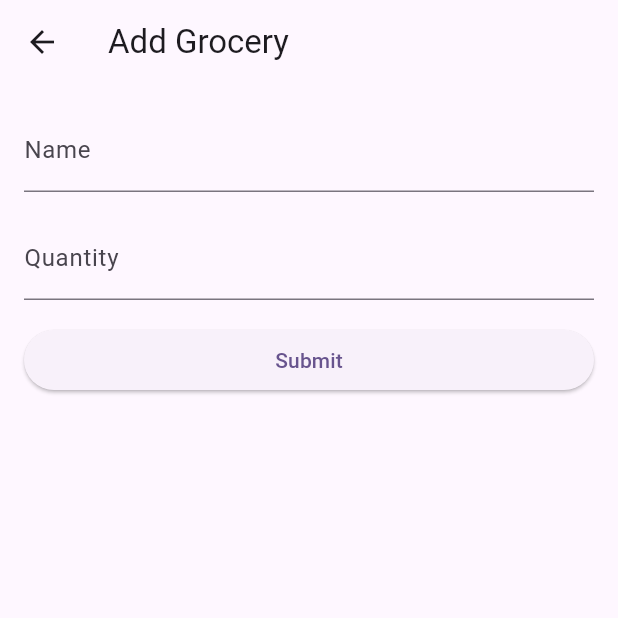
After one commit to Uvilager/ide-gas, a Flutter app: the AddGroceryScreen screen opened directly, after a tap on "Submit", on a phone screen of 412 x 824 dp, the top half of it. The commit adds this screen. Run offline on Flutter 3.47's test engine with Material 3 defaults, Android fonts, the phone set to English and light mode, and no system bars; our stand-ins replace flutter_riverpod; network calls fail.

Commit message:
Add new Grocery widget form

```diff
--- a/frontend/lib/providers/grocery_repository.dart
+++ b/frontend/lib/providers/grocery_repository.dart
@@ -12,7 +12,6 @@ class GroceryRepository {
       final List<dynamic> data = json.decode(response.body);
       final List<Grocery> groceries =
           data.map((item) => Grocery.fromMap(item)).toList();
-      print(groceries);
       return groceries;
     } else {
       throw Exception('Failed to fetch groceries');
--- /dev/null
+++ b/frontend/lib/screens/add_grocery_screen.dart
@@ -0,0 +1,17 @@
+import 'package:flutter/material.dart';
+
+import 'package:frontend/widgets/add_form_widget.dart';
+
+class AddGroceryScreen extends StatelessWidget {
+  const AddGroceryScreen({super.key});
+
+  @override
+  Widget build(BuildContext context) {
+    return Scaffold(
+      appBar: AppBar(
+        title: const Text('Add Grocery'),
+      ),
+      body: const AddGroceryWidget(),
+    );
+  }
+}
--- a/frontend/lib/screens/groceries_screen.dart
+++ b/frontend/lib/screens/groceries_screen.dart
@@ -1,7 +1,9 @@
 import 'package:flutter/material.dart';
 import 'package:flutter_riverpod/flutter_riverpod.dart';
+
 import 'package:frontend/models/grocery_model.dart';
 import 'package:frontend/providers/grocery_repository.dart';
+import 'package:frontend/screens/add_grocery_screen.dart';
 import 'package:frontend/widgets/grocery_widget.dart';
 
 class GroceriesScreen extends ConsumerWidget {
@@ -26,6 +28,8 @@ class GroceriesScreen extends ConsumerWidget {
       floatingActionButton: FloatingActionButton(
         onPressed: () {
           // TODO Add new Grocery
+          Navigator.push(context,
+              MaterialPageRoute(builder: (_) => const AddGroceryScreen()));
         },
         child: const Icon(Icons.add),
       ),
--- /dev/null
+++ b/frontend/lib/widgets/add_form_widget.dart
@@ -0,0 +1,50 @@
+import 'package:flutter/material.dart';
+
+class AddGroceryWidget extends StatefulWidget {
+  const AddGroceryWidget({super.key});
+
+  @override
+  State<AddGroceryWidget> createState() => _AddGroceryWidgetState();
+}
+
+class _AddGroceryWidgetState extends State<AddGroceryWidget> {
+  final TextEditingController nameController = TextEditingController();
+  final TextEditingController quantityController = TextEditingController();
+
+  @override
+  Widget build(BuildContext context) {
+    return Padding(
+      padding: const EdgeInsets.all(16.0),
+      child: Column(
+        crossAxisAlignment: CrossAxisAlignment.stretch,
+        children: [
+          TextField(
+            controller: nameController,
+            decoration: const InputDecoration(labelText: 'Name'),
+          ),
+          const SizedBox(height: 16.0),
+          TextField(
+            controller: quantityController,
+            decoration: const InputDecoration(labelText: 'Quantity'),
+            keyboardType: TextInputType.number,
+          ),
+          const SizedBox(height: 16.0),
+          ElevatedButton(
+            onPressed: () {
+              String name = nameController.text.trim();
+              int quantity = int.tryParse(quantityController.text) ?? 0;
+
+              if (name.isNotEmpty && quantity > 0) {
+                // TODO Add the grocery to the database
+                Navigator.pop(context); // Close the form after submission
+              } else {
+                // Show an error message or handle invalid input
+              }
+            },
+            child: const Text('Submit'),
+          ),
+        ],
+      ),
+    );
+  }
+}
--- a/frontend/lib/widgets/grocery_widget.dart
+++ b/frontend/lib/widgets/grocery_widget.dart
@@ -1,4 +1,5 @@
 import 'package:flutter/material.dart';
+
 import 'package:frontend/models/grocery_model.dart';
 
 class GroceryWidget extends StatelessWidget {
```
